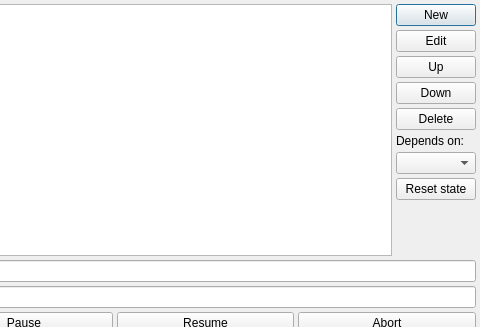
First picture: the form in src/jobs/jobs_dialog.ui, repository YomikoR/VapourSynth-Editor, before the edit; both pictures show x 251 to 731 and y 0 to 327 of the 731 by 594 pixel window.
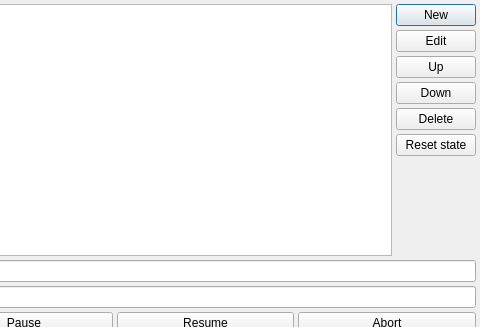
Second picture: the form after the edit. Icons and pictures are not drawn. Custom widgets are drawn as their Qt base class.

Commit message: Remove unneeded controls.

What changed in the file:
```diff
--- a/src/jobs/jobs_dialog.ui
+++ b/src/jobs/jobs_dialog.ui
@@ -100,16 +100,6 @@
          </property>
         </widget>
        </item>
-       <item>
-        <widget class="QLabel" name="label">
-         <property name="text">
-          <string>Depends on:</string>
-         </property>
-        </widget>
-       </item>
-       <item>
-        <widget class="QComboBox" name="JobDependsOnComboBox"/>
-       </item>
        <item>
         <widget class="QPushButton" name="jobResetStateButton">
          <property name="text">
```
